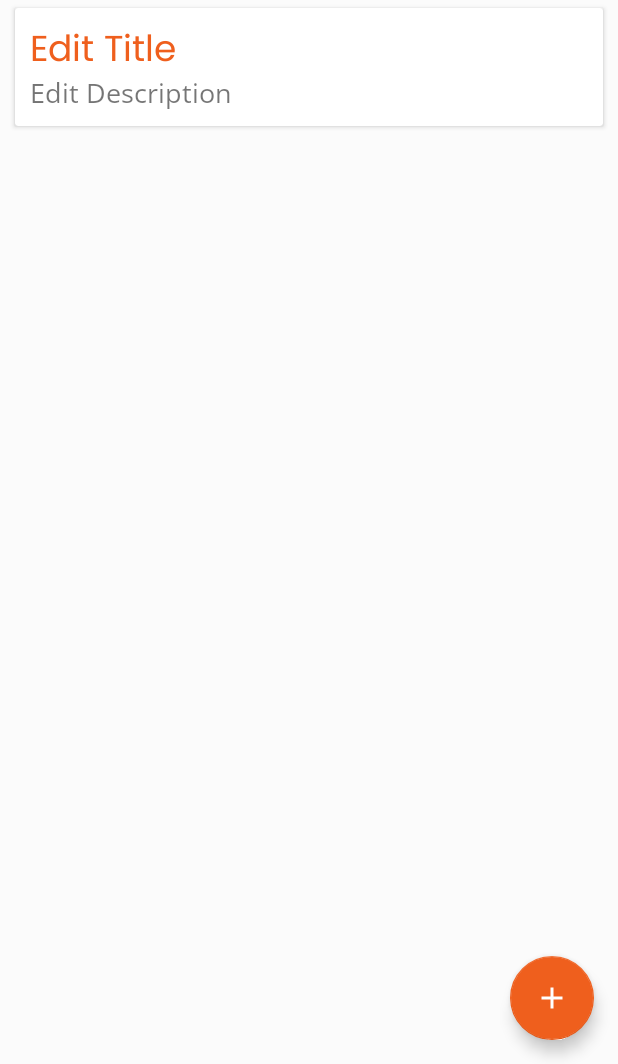
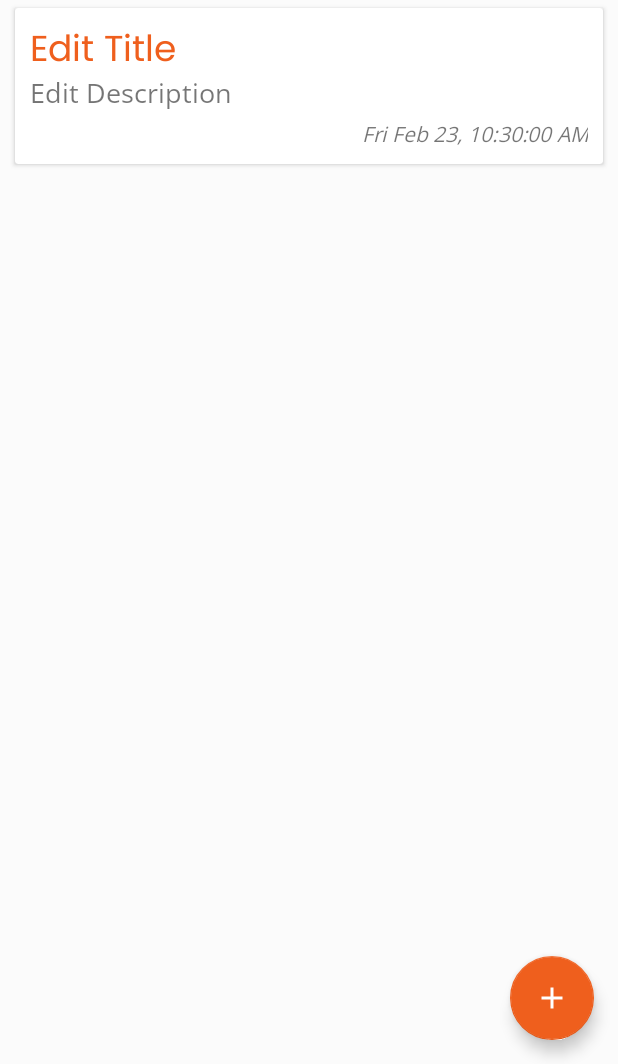
Before and after one commit to Akshaya-Amar/NoteApp, an Android app: the screen it shows after launch (MainActivity), on a phone screen of 412 x 824 dp, the part 172-1236 px from its top. Run offline under Robolectric (Android 15) with nearby library versions, the phone set to English and light mode, and no system bars; our stand-ins replace Room's generated code, data binding.

Commit message:
Date added

```diff
--- a/app/src/main/java/com/example/roomdatabasemvvm/data/database/Note.java
+++ b/app/src/main/java/com/example/roomdatabasemvvm/data/database/Note.java
@@ -14,10 +14,13 @@ public class Note {
     private final String title;
 
     private final String description;
+    @ColumnInfo(name = "current_date_time")
+    private final String currentDateTime;
 
-    public Note(String title, String description) {
+    public Note(String title, String description, String currentDateTime) {
         this.title = title;
         this.description = description;
+        this.currentDateTime = currentDateTime;
     }
 
     public void setId(int id) {
@@ -35,4 +38,8 @@ public class Note {
     public String getDescription() {
         return description;
     }
+
+    public String getCurrentDateTime() {
+        return currentDateTime;
+    }
 }
--- a/app/src/main/java/com/example/roomdatabasemvvm/data/database/NoteDatabase.java
+++ b/app/src/main/java/com/example/roomdatabasemvvm/data/database/NoteDatabase.java
@@ -7,6 +7,8 @@ import androidx.room.Database;
 import androidx.room.Room;
 import androidx.room.RoomDatabase;
 import androidx.sqlite.db.SupportSQLiteDatabase;
+
+import com.example.roomdatabasemvvm.view.activity.NoteActivity;
 
 import java.util.concurrent.ExecutorService;
 import java.util.concurrent.Executors;
@@ -52,7 +54,7 @@ public abstract class NoteDatabase extends RoomDatabase {
 
         @Override
         public void run() {
-            noteDao.insert(new Note("Edit Title", "Edit Description"));
+            noteDao.insert(new Note("Edit Title", "Edit Description", NoteActivity.getCurrentDateTime()));
         }
     }
 }
--- a/app/src/main/java/com/example/roomdatabasemvvm/view/activity/NoteActivity.java
+++ b/app/src/main/java/com/example/roomdatabasemvvm/view/activity/NoteActivity.java
@@ -9,11 +9,13 @@ import com.example.roomdatabasemvvm.R;
 import com.example.roomdatabasemvvm.databinding.ActivityNoteBinding;
 import com.google.android.material.snackbar.Snackbar;
 
+import java.text.SimpleDateFormat;
+import java.util.Date;
+import java.util.Locale;
+
 public class NoteActivity extends AppCompatActivity {
 
     private ActivityNoteBinding binding;
-    private static final int ADD_NOTE_OPERATION = 1;
-    private static final int UPDATE_NOTE_OPERATION = 2;
 
     @Override
     protected void onCreate(Bundle savedInstanceState) {
@@ -48,15 +50,19 @@ public class NoteActivity extends AppCompatActivity {
 
         data.putExtra("EXTRA_TITLE", title);
         data.putExtra("EXTRA_DESCRIPTION", description);
-        data.putExtra("OPERATION_TYPE", ADD_NOTE_OPERATION);
+        data.putExtra("EXTRA_DATE_TIME", getCurrentDateTime());
 
         int id = getIntent().getIntExtra("EXTRA_ID", -1);
         if (id != -1) {
             data.putExtra("EXTRA_ID", id); // condition to put id only when there is a need to update note
-            data.putExtra("OPERATION_TYPE", UPDATE_NOTE_OPERATION);
         }
 
         setResult(AppCompatActivity.RESULT_OK, data);
         finish();
     }
+
+    public static String getCurrentDateTime() {
+        SimpleDateFormat inputFormat = new SimpleDateFormat("EEE MMM dd, h:mm:ss a", Locale.getDefault());
+        return inputFormat.format(new Date());
+    }
 }
--- a/app/src/main/java/com/example/roomdatabasemvvm/view/adapter/NoteAdapter.java
+++ b/app/src/main/java/com/example/roomdatabasemvvm/view/adapter/NoteAdapter.java
@@ -38,7 +38,7 @@ public class NoteAdapter extends RecyclerView.Adapter<NoteAdapter.ViewHolder> {
     @Override
     public void onBindViewHolder(@NonNull ViewHolder holder, int position) {
         Note note = noteList.get(position);
-        holder.binding.setNoteModel(note);
+        holder.binding.setNote(note);
         holder.binding.executePendingBindings();
     }
 
@@ -75,7 +75,7 @@ public class NoteAdapter extends RecyclerView.Adapter<NoteAdapter.ViewHolder> {
                 public void onClick(View view) {
                     int position = getAdapterPosition();
                     if (listener != null && position != RecyclerView.NO_POSITION) {
-                        listener.onNoteClicked(binding.getNoteModel());
+                        listener.onNoteClicked(binding.getNote());
                     }
                 }
             });
--- a/app/src/main/res/layout/note_item.xml
+++ b/app/src/main/res/layout/note_item.xml
@@ -4,9 +4,8 @@
     xmlns:tools="http://schemas.android.com/tools">
 
     <data>
-
         <variable
-            name="noteModel"
+            name="note"
             type="com.example.roomdatabasemvvm.data.database.Note" />
     </data>
 
@@ -39,7 +38,7 @@
                     android:fontFamily="@font/poppins"
                     android:includeFontPadding="false"
                     android:maxLines="1"
-                    android:text="@{noteModel.title}"
+                    android:text="@{note.title}"
                     android:textColor="@color/orange"
                     android:textSize="24sp"
                     tools:text="Title" />
@@ -50,9 +49,21 @@
                     android:ellipsize="end"
                     android:fontFamily="@font/open_sans"
                     android:maxLines="1"
-                    android:text="@{noteModel.description}"
+                    android:text="@{note.description}"
                     android:textSize="18sp"
                     tools:text="Description" />
+
+                <TextView
+                    android:layout_width="match_parent"
+                    android:layout_height="wrap_content"
+                    android:layout_marginTop="5dp"
+                    android:ellipsize="end"
+                    android:fontFamily="@font/open_sans"
+                    android:gravity="end"
+                    android:maxLines="1"
+                    android:text="@{note.currentDateTime}"
+                    android:textStyle="italic"
+                    tools:text="Fri Feb 23, 4:42:33 PM" />
             </LinearLayout>
         </androidx.cardview.widget.CardView>
     </androidx.constraintlayout.widget.ConstraintLayout>
```
Also changed, not shown: app/src/main/java/com/example/roomdatabasemvvm/view/activity/MainActivity.java (+11 -21 lines).
